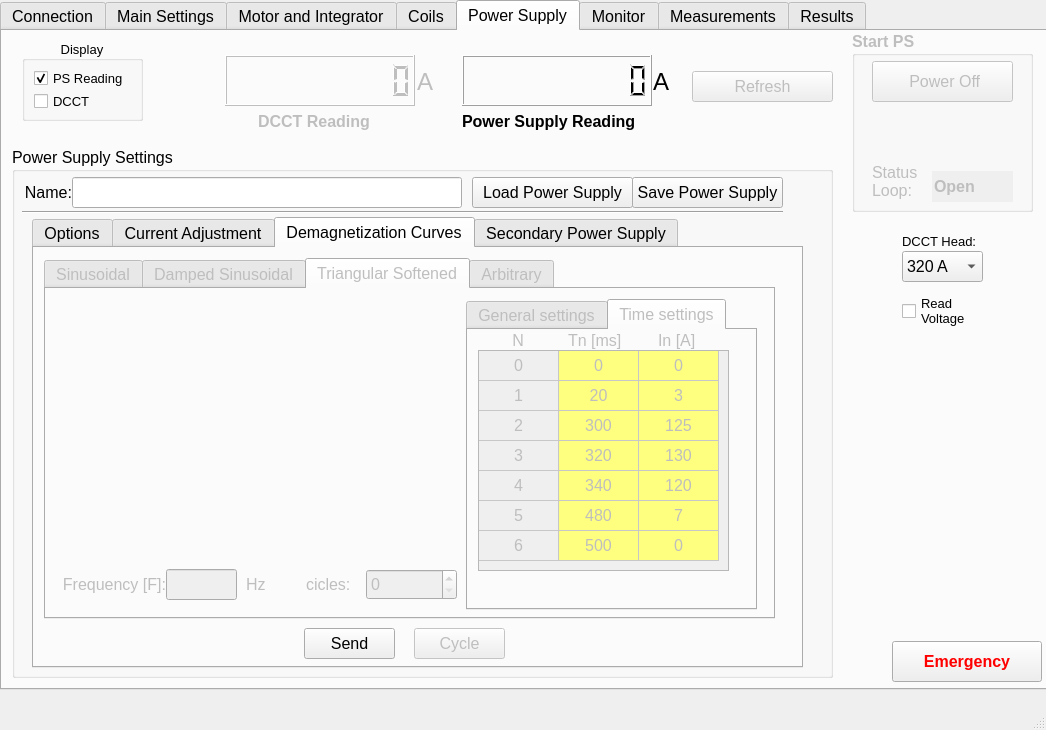
Before: the Qt Designer form Rotating Coil v3/Rotating_Coil_Interface_v3.ui in lnls-ima/rotating-coil-software, drawn with Qt 5.
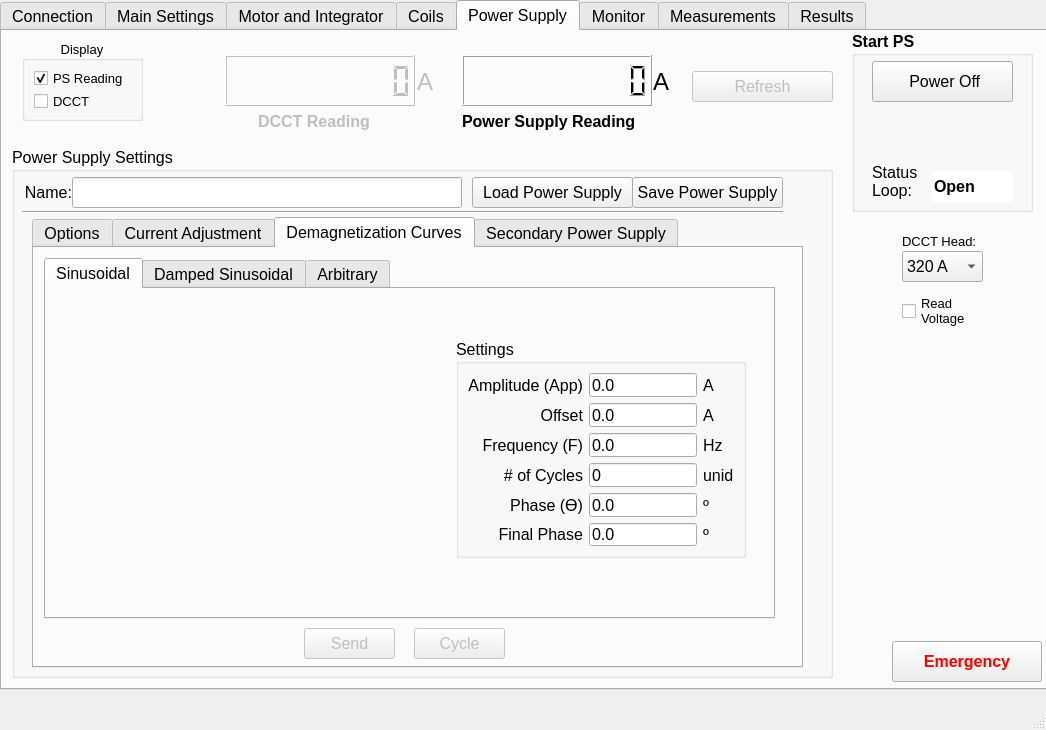
After: the same form once the commit is applied. The open tabs and pages were chosen to show the change. Icons and pictures are not drawn. Custom widgets are drawn as their Qt base class.

Diff of the .ui file:
```diff
--- a/Rotating Coil v3/Rotating_Coil_Interface_v3.ui
+++ b/Rotating Coil v3/Rotating_Coil_Interface_v3.ui
@@ -4034,6 +4034,9 @@
          </property>
         </widget>
         <widget class="QPushButton" name="pb_send_curve">
+         <property name="enabled">
+          <bool>false</bool>
+         </property>
          <property name="geometry">
           <rect>
            <x>270</x>
@@ -4058,7 +4061,7 @@
         </widget>
         <widget class="QTabWidget" name="tabWidget_3">
          <property name="enabled">
-          <bool>false</bool>
+          <bool>true</bool>
          </property>
          <property name="geometry">
           <rect>
@@ -4099,7 +4102,11 @@
              </widget>
             </item>
             <item row="0" column="1">
-             <widget class="QLineEdit" name="le_Sinusoidal_Amplitude"/>
+             <widget class="QLineEdit" name="le_Sinusoidal_Amplitude">
+              <property name="text">
+               <string>0.0</string>
+              </property>
+             </widget>
             </item>
             <item row="0" column="2">
              <widget class="QLabel" name="label_94">
@@ -4121,7 +4128,7 @@
             <item row="1" column="1">
              <widget class="QLineEdit" name="le_Sinusoidal_Offset">
               <property name="text">
-               <string/>
+               <string>0.0</string>
               </property>
              </widget>
             </item>
@@ -4145,7 +4152,7 @@
             <item row="2" column="1">
              <widget class="QLineEdit" name="le_Sinusoidal_Frequency">
               <property name="text">
-               <string/>
+               <string>0.0</string>
               </property>
              </widget>
             </item>
@@ -4167,7 +4174,11 @@
              </widget>
             </item>
             <item row="3" column="1">
-             <widget class="QLineEdit" name="le_Sinusoidal_n_cycles"/>
+             <widget class="QLineEdit" name="le_Sinusoidal_n_cycles">
+              <property name="text">
+               <string>0</string>
+              </property>
+             </widget>
             </item>
             <item row="3" column="2">
              <widget class="QLabel" name="label_123">
@@ -4189,7 +4200,7 @@
             <item row="4" column="1">
              <widget class="QLineEdit" name="le_Initial_Phase">
               <property name="text">
-               <string/>
+               <string>0.0</string>
               </property>
              </widget>
             </item>
@@ -4211,7 +4222,11 @@
              </widget>
             </item>
             <item row="5" column="1">
-             <widget class="QLineEdit" name="le_Final_Phase"/>
+             <widget class="QLineEdit" name="le_Final_Phase">
+              <property name="text">
+               <string>0.0</string>
+              </property>
+             </widget>
             </item>
             <item row="5" column="2">
              <widget class="QLabel" name="label_118">
@@ -4623,815 +4638,6 @@
            </property>
           </widget>
          </widget>
-         <widget class="QWidget" name="tab_16">
-          <attribute name="title">
-           <string>Triangular Softened</string>
-          </attribute>
-          <widget class="QLabel" name="label_124">
-           <property name="geometry">
-            <rect>
-             <x>20</x>
-             <y>10</y>
-             <width>381</width>
-             <height>221</height>
-            </rect>
-           </property>
-           <property name="text">
-            <string/>
-           </property>
-           <property name="pixmap">
-            <pixmap resource="resource_file.qrc">:/Images/imagens/triângulo suavizado.jpg</pixmap>
-           </property>
-           <property name="scaledContents">
-            <bool>true</bool>
-           </property>
-          </widget>
-          <widget class="QLabel" name="label_73">
-           <property name="enabled">
-            <bool>false</bool>
-           </property>
-           <property name="geometry">
-            <rect>
-             <x>260</x>
-             <y>280</y>
-             <width>51</width>
-             <height>31</height>
-            </rect>
-           </property>
-           <property name="text">
-            <string>cicles:</string>
-           </property>
-          </widget>
-          <widget class="QLabel" name="label_110">
-           <property name="geometry">
-            <rect>
-             <x>10</x>
-             <y>240</y>
-             <width>401</width>
-             <height>31</height>
-            </rect>
-           </property>
-           <property name="text">
-            <string/>
-           </property>
-           <property name="pixmap">
-            <pixmap resource="resource_file.qrc">:/Images/imagens/Equação corrente.png</pixmap>
-           </property>
-           <property name="scaledContents">
-            <bool>true</bool>
-           </property>
-          </widget>
-          <widget class="QLineEdit" name="le_fre">
-           <property name="enabled">
-            <bool>false</bool>
-           </property>
-           <property name="geometry">
-            <rect>
-             <x>120</x>
-             <y>280</y>
-             <width>71</width>
-             <height>31</height>
-            </rect>
-           </property>
-           <property name="text">
-            <string/>
-           </property>
-          </widget>
-          <widget class="QLabel" name="label_153">
-           <property name="enabled">
-            <bool>false</bool>
-           </property>
-           <property name="geometry">
-            <rect>
-             <x>10</x>
-             <y>280</y>
-             <width>110</width>
-             <height>31</height>
-            </rect>
-           </property>
-           <property name="text">
-            <string>Frequency [F]:</string>
-           </property>
-           <property name="alignment">
-            <set>Qt::AlignRight|Qt::AlignTrailing|Qt::AlignVCenter</set>
-           </property>
-          </widget>
-          <widget class="QLabel" name="label_160">
-           <property name="enabled">
-            <bool>false</bool>
-           </property>
-           <property name="geometry">
-            <rect>
-             <x>200</x>
-             <y>280</y>
-             <width>31</width>
-             <height>31</height>
-            </rect>
-           </property>
-           <property name="text">
-            <string>Hz</string>
-           </property>
-          </widget>
-          <widget class="QSpinBox" name="Ciclos_Curva_2">
-           <property name="enabled">
-            <bool>false</bool>
-           </property>
-           <property name="geometry">
-            <rect>
-             <x>320</x>
-             <y>280</y>
-             <width>91</width>
-             <height>31</height>
-            </rect>
-           </property>
-           <property name="maximum">
-            <number>16</number>
-           </property>
-          </widget>
-          <widget class="QTabWidget" name="tabWidget_4">
-           <property name="enabled">
-            <bool>false</bool>
-           </property>
-           <property name="geometry">
-            <rect>
-             <x>420</x>
-             <y>10</y>
-             <width>291</width>
-             <height>311</height>
-            </rect>
-           </property>
-           <property name="currentIndex">
-            <number>0</number>
-           </property>
-           <widget class="QWidget" name="tab_3">
-            <attribute name="title">
-             <string>General settings</string>
-            </attribute>
-            <widget class="QLabel" name="label_151">
-             <property name="geometry">
-              <rect>
-               <x>0</x>
-               <y>140</y>
-               <width>161</width>
-               <height>31</height>
-              </rect>
-             </property>
-             <property name="text">
-              <string>#  of Cycles</string>
-             </property>
-             <property name="alignment">
-              <set>Qt::AlignRight|Qt::AlignTrailing|Qt::AlignVCenter</set>
-             </property>
-            </widget>
-            <widget class="QLabel" name="label_135">
-             <property name="geometry">
-              <rect>
-               <x>250</x>
-               <y>20</y>
-               <width>41</width>
-               <height>31</height>
-              </rect>
-             </property>
-             <property name="text">
-              <string>A </string>
-             </property>
-            </widget>
-            <widget class="QLabel" name="label_167">
-             <property name="geometry">
-              <rect>
-               <x>250</x>
-               <y>140</y>
-               <width>41</width>
-               <height>31</height>
-              </rect>
-             </property>
-             <property name="text">
-              <string>unid</string>
-             </property>
-            </widget>
-            <widget class="QLineEdit" name="le_softened_finalPhase">
-             <property name="geometry">
-              <rect>
-               <x>170</x>
-               <y>220</y>
-               <width>71</width>
-               <height>31</height>
-              </rect>
-             </property>
-            </widget>
-            <widget class="QLabel" name="label_171">
-             <property name="geometry">
-              <rect>
-               <x>250</x>
-               <y>180</y>
-               <width>21</width>
-               <height>31</height>
-              </rect>
-             </property>
-             <property name="text">
-              <string>º</string>
-             </property>
-            </widget>
-            <widget class="QLabel" name="label_136">
-             <property name="geometry">
-              <rect>
-               <x>0</x>
-               <y>20</y>
-               <width>161</width>
-               <height>31</height>
-              </rect>
-             </property>
-             <property name="text">
-              <string>Amplitude (App)</string>
-             </property>
-             <property name="alignment">
-              <set>Qt::AlignRight|Qt::AlignTrailing|Qt::AlignVCenter</set>
-             </property>
-            </widget>
-            <widget class="QLineEdit" name="le_softened_Offset">
-             <property name="geometry">
-              <rect>
-               <x>170</x>
-               <y>60</y>
-               <width>71</width>
-               <height>31</height>
-              </rect>
-             </property>
-             <property name="text">
-              <string/>
-             </property>
-            </widget>
-            <widget class="QLineEdit" name="le_softened_Ampl">
-             <property name="geometry">
-              <rect>
-               <x>170</x>
-               <y>20</y>
-               <width>71</width>
-               <height>31</height>
-              </rect>
-             </property>
-            </widget>
-            <widget class="QLineEdit" name="le_softened_Freq">
-             <property name="geometry">
-              <rect>
-               <x>170</x>
-               <y>100</y>
-               <width>71</width>
-               <height>31</height>
-              </rect>
-             </property>
-             <property name="text">
-              <string/>
-             </property>
-            </widget>
-            <widget class="QLabel" name="label_138">
-             <property name="geometry">
-              <rect>
-               <x>0</x>
-               <y>180</y>
-               <width>161</width>
-               <height>31</height>
-              </rect>
-             </property>
-             <property name="text">
-              <string>Phase shift  (ϴ)</string>
-             </property>
-             <property name="alignment">
-              <set>Qt::AlignRight|Qt::AlignTrailing|Qt::AlignVCenter</set>
-             </property>
-            </widget>
-            <widget class="QLabel" name="label_172">
-             <property name="geometry">
-              <rect>
-               <x>0</x>
-               <y>100</y>
-               <width>161</width>
-               <height>31</height>
-              </rect>
-             </property>
-             <property name="text">
-              <string>Frequency (F)</string>
-             </property>
-             <property name="alignment">
-              <set>Qt::AlignRight|Qt::AlignTrailing|Qt::AlignVCenter</set>
-             </property>
-            </widget>
-            <widget class="QLabel" name="label_173">
-             <property name="geometry">
-              <rect>
-               <x>250</x>
-               <y>60</y>
-               <width>21</width>
-               <height>31</height>
-              </rect>
-             </property>
-             <property name="text">
-              <string>A</string>
-             </property>
-            </widget>
-            <widget class="QLabel" name="label_174">
-             <property name="geometry">
-              <rect>
-               <x>0</x>
-               <y>60</y>
-               <width>161</width>
-               <height>31</height>
-              </rect>
-             </property>
-             <property name="text">
-              <string>Offset</string>
-             </property>
-             <property name="alignment">
-              <set>Qt::AlignRight|Qt::AlignTrailing|Qt::AlignVCenter</set>
-             </property>
-            </widget>
-            <widget class="QLabel" name="label_179">
-             <property name="geometry">
-              <rect>
-               <x>250</x>
-               <y>220</y>
-               <width>21</width>
-               <height>31</height>
-              </rect>
-             </property>
-             <property name="text">
-              <string>º</string>
-             </property>
-            </widget>
-            <widget class="QLineEdit" name="le_softened_nCycles">
-             <property name="geometry">
-              <rect>
-               <x>170</x>
-               <y>140</y>
-               <width>71</width>
-               <height>31</height>
-              </rect>
-             </property>
-            </widget>
-            <widget class="QLabel" name="label_181">
-             <property name="geometry">
-              <rect>
-               <x>250</x>
-               <y>100</y>
-               <width>31</width>
-               <height>31</height>
-              </rect>
-             </property>
-             <property name="text">
-              <string>Hz</string>
-             </property>
-            </widget>
-            <widget class="QLabel" name="label_182">
-             <property name="geometry">
-              <rect>
-               <x>20</x>
-               <y>220</y>
-               <width>141</width>
-               <height>31</height>
-              </rect>
-             </property>
-             <property name="text">
-              <string>Phase final position</string>
-             </property>
-             <property name="alignment">
-              <set>Qt::AlignRight|Qt::AlignTrailing|Qt::AlignVCenter</set>
-             </property>
-            </widget>
-            <widget class="QLineEdit" name="le_softened_phaseShift">
-             <property name="geometry">
-              <rect>
-               <x>170</x>
-               <y>180</y>
-               <width>71</width>
-               <height>31</height>
-              </rect>
-             </property>
-             <property name="text">
-              <string/>
-             </property>
-            </widget>
-           </widget>
-           <widget class="QWidget" name="tab_15">
-            <attribute name="title">
-             <string>Time settings</string>
-            </attribute>
-            <widget class="QTableWidget" name="tabela_config">
-             <property name="geometry">
-              <rect>
-               <x>10</x>
-               <y>20</y>
-               <width>251</width>
-               <height>221</height>
-              </rect>
-             </property>
-             <property name="rowCount">
-              <number>7</number>
-             </property>
-             <property name="columnCount">
-              <number>3</number>
-             </property>
-             <attribute name="horizontalHeaderVisible">
-              <bool>false</bool>
-             </attribute>
-             <attribute name="horizontalHeaderCascadingSectionResizes">
-              <bool>false</bool>
-             </attribute>
-             <attribute name="horizontalHeaderDefaultSectionSize">
-              <number>80</number>
-             </attribute>
-             <attribute name="horizontalHeaderHighlightSections">
-              <bool>true</bool>
-             </attribute>
-             <attribute name="verticalHeaderVisible">
-              <bool>false</bool>
-             </attribute>
-             <row>
-              <property name="text">
-               <string>0</string>
-              </property>
-             </row>
-             <row>
-              <property name="text">
-               <string>1</string>
-              </property>
-             </row>
-             <row>
-              <property name="text">
-               <string>2</string>
-              </property>
-             </row>
-             <row>
-              <property name="text">
-               <string>3</string>
-              </property>
-             </row>
-             <row>
-              <property name="text">
-               <string>4</string>
-              </property>
-             </row>
-             <row>
-              <property name="text">
-               <string>5</string>
-              </property>
-             </row>
-             <row>
-              <property name="text">
-               <string>6</string>
-              </property>
-             </row>
-             <column>
-              <property name="text">
-               <string>N</string>
-              </property>
-             </column>
-             <column>
-              <property name="text">
-               <string>Tn [ms]</string>
-              </property>
-             </column>
-             <column>
-              <property name="text">
-               <string>In [A]</string>
-              </property>
-             </column>
-             <item row="0" column="0">
-              <property name="text">
-               <string>0</string>
-              </property>
-              <property name="textAlignment">
-               <set>AlignCenter</set>
-              </property>
-             </item>
-             <item row="0" column="1">
-              <property name="text">
-               <string>0</string>
-              </property>
-              <property name="textAlignment">
-               <set>AlignCenter</set>
-              </property>
-              <property name="background">
-               <brush brushstyle="SolidPattern">
-                <color alpha="255">
-                 <red>255</red>
-                 <green>255</green>
-                 <blue>127</blue>
-                </color>
-               </brush>
-              </property>
-             </item>
-             <item row="0" column="2">
-              <property name="text">
-               <string>0</string>
-              </property>
-              <property name="textAlignment">
-               <set>AlignCenter</set>
-              </property>
-              <property name="background">
-               <brush brushstyle="SolidPattern">
-                <color alpha="255">
-                 <red>255</red>
-                 <green>255</green>
-                 <blue>127</blue>
-                </color>
-               </brush>
-              </property>
-             </item>
-             <item row="1" column="0">
-              <property name="text">
-               <string>1</string>
-              </property>
-              <property name="textAlignment">
-               <set>AlignCenter</set>
-              </property>
-             </item>
-             <item row="1" column="1">
-              <property name="text">
-               <string>20</string>
-              </property>
-              <property name="textAlignment">
-               <set>AlignCenter</set>
-              </property>
-              <property name="background">
-               <brush brushstyle="SolidPattern">
-                <color alpha="255">
-                 <red>255</red>
-                 <green>255</green>
-                 <blue>127</blue>
-                </color>
-               </brush>
-              </property>
-             </item>
-             <item row="1" column="2">
-              <property name="text">
-               <string>3</string>
-              </property>
-              <property name="textAlignment">
-               <set>AlignCenter</set>
-              </property>
-              <property name="background">
-               <brush brushstyle="SolidPattern">
-                <color alpha="255">
-                 <red>255</red>
-                 <green>255</green>
-                 <blue>127</blue>
-                </color>
-               </brush>
-              </property>
-             </item>
-             <item row="2" column="0">
-              <property name="text">
-               <string>2</string>
-              </property>
-              <property name="textAlignment">
-               <set>AlignCenter</set>
-              </property>
-             </item>
-             <item row="2" column="1">
-              <property name="text">
-               <string>300</string>
-              </property>
-              <property name="textAlignment">
-               <set>AlignCenter</set>
-              </property>
-              <property name="background">
-               <brush brushstyle="SolidPattern">
-                <color alpha="255">
-                 <red>255</red>
-                 <green>255</green>
-                 <blue>127</blue>
-                </color>
-               </brush>
-              </property>
-             </item>
-             <item row="2" column="2">
-              <property name="text">
-               <string>125</string>
-              </property>
-              <property name="textAlignment">
-               <set>AlignCenter</set>
-              </property>
-              <property name="background">
-               <brush brushstyle="SolidPattern">
-                <color alpha="255">
-                 <red>255</red>
-                 <green>255</green>
-                 <blue>127</blue>
-                </color>
-               </brush>
-              </property>
-             </item>
-             <item row="3" column="0">
-              <property name="text">
-               <string>3</string>
-              </property>
-              <property name="textAlignment">
-               <set>AlignCenter</set>
-              </property>
-             </item>
-             <item row="3" column="1">
-              <property name="text">
-               <string>320</string>
-              </property>
-              <property name="textAlignment">
-               <set>AlignCenter</set>
-              </property>
-              <property name="background">
-               <brush brushstyle="SolidPattern">
-                <color alpha="255">
-                 <red>255</red>
-                 <green>255</green>
-                 <blue>127</blue>
-                </color>
-               </brush>
-              </property>
-             </item>
-             <item row="3" column="2">
-              <property name="text">
-               <string>130</string>
-              </property>
-              <property name="textAlignment">
-               <set>AlignCenter</set>
-              </property>
-              <property name="background">
-               <brush brushstyle="SolidPattern">
-                <color alpha="255">
-                 <red>255</red>
-                 <green>255</green>
-                 <blue>127</blue>
-                </color>
-               </brush>
-              </property>
-             </item>
-             <item row="4" column="0">
-              <property name="text">
-               <string>4</string>
-              </property>
-              <property name="textAlignment">
-               <set>AlignCenter</set>
-              </property>
-             </item>
-             <item row="4" column="1">
-              <property name="text">
-               <string>340</string>
-              </property>
-              <property name="textAlignment">
-               <set>AlignCenter</set>
-              </property>
-              <property name="background">
-               <brush brushstyle="SolidPattern">
-                <color alpha="255">
-                 <red>255</red>
-                 <green>255</green>
-                 <blue>127</blue>
-                </color>
-               </brush>
-              </property>
-             </item>
-             <item row="4" column="2">
-              <property name="text">
-               <string>120</string>
-              </property>
-              <property name="textAlignment">
-               <set>AlignCenter</set>
-              </property>
-              <property name="background">
-               <brush brushstyle="SolidPattern">
-                <color alpha="255">
-                 <red>255</red>
-                 <green>255</green>
-                 <blue>127</blue>
-                </color>
-               </brush>
-              </property>
-             </item>
-             <item row="5" column="0">
-              <property name="text">
-               <string>5</string>
-              </property>
-              <property name="textAlignment">
-               <set>AlignCenter</set>
-              </property>
-             </item>
-             <item row="5" column="1">
-              <property name="text">
-               <string>480</string>
-              </property>
-              <property name="textAlignment">
-               <set>AlignCenter</set>
-              </property>
-              <property name="background">
-               <brush brushstyle="SolidPattern">
-                <color alpha="255">
-                 <red>255</red>
-                 <green>255</green>
-                 <blue>127</blue>
-                </color>
-               </brush>
-              </property>
-             </item>
-             <item row="5" column="2">
-              <property name="text">
-               <string>7</string>
-              </property>
-              <property name="textAlignment">
-               <set>AlignCenter</set>
-              </property>
-              <property name="background">
-               <brush brushstyle="SolidPattern">
-                <color alpha="255">
-                 <red>255</red>
-                 <green>255</green>
-                 <blue>127</blue>
-                </color>
-               </brush>
-              </property>
-             </item>
-             <item row="6" column="0">
-              <property name="text">
-               <string>6</string>
-              </property>
-              <property name="textAlignment">
-               <set>AlignCenter</set>
-              </property>
-             </item>
-             <item row="6" column="1">
-              <property name="text">
-               <string>500</string>
-              </property>
-              <property name="textAlignment">
-               <set>AlignCenter</set>
-              </property>
-              <property name="background">
-               <brush brushstyle="SolidPattern">
-                <color alpha="255">
-                 <red>255</red>
-                 <green>255</green>
-                 <blue>127</blue>
-                </color>
-               </brush>
-              </property>
-             </item>
-             <item row="6" column="2">
-              <property name="text">
-               <string>0</string>
-              </property>
-              <property name="textAlignment">
-               <set>AlignCenter</set>
-              </property>
-              <property name="background">
-               <brush brushstyle="SolidPattern">
-                <color alpha="255">
-                 <red>255</red>
-                 <green>255</green>
-                 <blue>127</blue>
-                </color>
-               </brush>
-              </property>
-             </item>
-            </widget>
-            <widget class="QLabel" name="label_159">
-             <property name="geometry">
-              <rect>
-               <x>190</x>
-               <y>0</y>
-               <width>51</width>
-               <height>21</height>
-              </rect>
-             </property>
-             <property name="text">
-              <string>In [A]</string>
-             </property>
-            </widget>
-            <widget class="QLabel" name="label_155">
-             <property name="geometry">
-              <rect>
-               <x>40</x>
-               <y>0</y>
-               <width>41</width>
-               <height>21</height>
-              </rect>
-             </property>
-             <property name="text">
-              <string> N</string>
-             </property>
-            </widget>
-            <widget class="QLabel" name="label_157">
-             <property name="geometry">
-              <rect>
-               <x>100</x>
-               <y>0</y>
-               <width>61</width>
-               <height>21</height>
-              </rect>
-             </property>
-             <property name="text">
-              <string>Tn [ms]</string>
-             </property>
-            </widget>
-           </widget>
-          </widget>
-         </widget>
          <widget class="QWidget" name="tab_18">
           <attribute name="title">
            <string>Arbitrary</string>
@@ -7235,7 +6441,7 @@
      </widget>
      <widget class="QGroupBox" name="groupBox_StartFonte">
       <property name="enabled">
-       <bool>false</bool>
+       <bool>true</bool>
       </property>
       <property name="geometry">
        <rect>
@@ -7255,6 +6461,9 @@
        <string>Start PS</string>
       </property>
       <widget class="QPushButton" name="pb_PS_button">
+       <property name="enabled">
+        <bool>true</bool>
+       </property>
        <property name="geometry">
         <rect>
          <x>20</x>
@@ -7288,7 +6497,10 @@
         <bool>true</bool>
        </property>
       </widget>
-      <widget class="QLineEdit" name="le_status_fonte">
+      <widget class="QLineEdit" name="le_status_loop">
+       <property name="enabled">
+        <bool>true</bool>
+       </property>
        <property name="geometry">
         <rect>
          <x>80</x>
```
Left out of the diff: 370 changed lines with no effect on the pictures.
